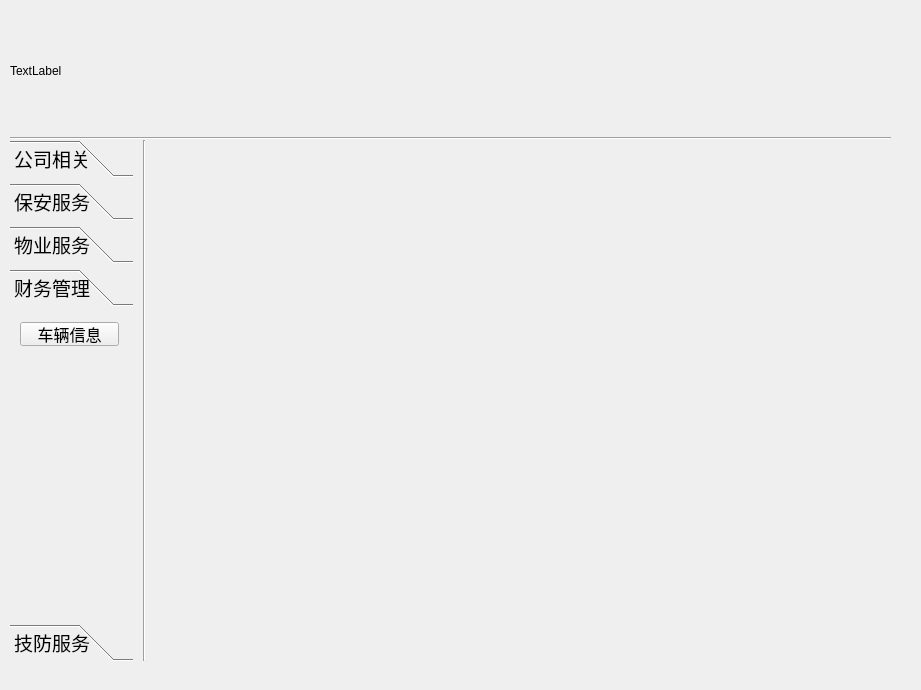
yao901213/GuardCoop, file Main.ui: the form before one commit.
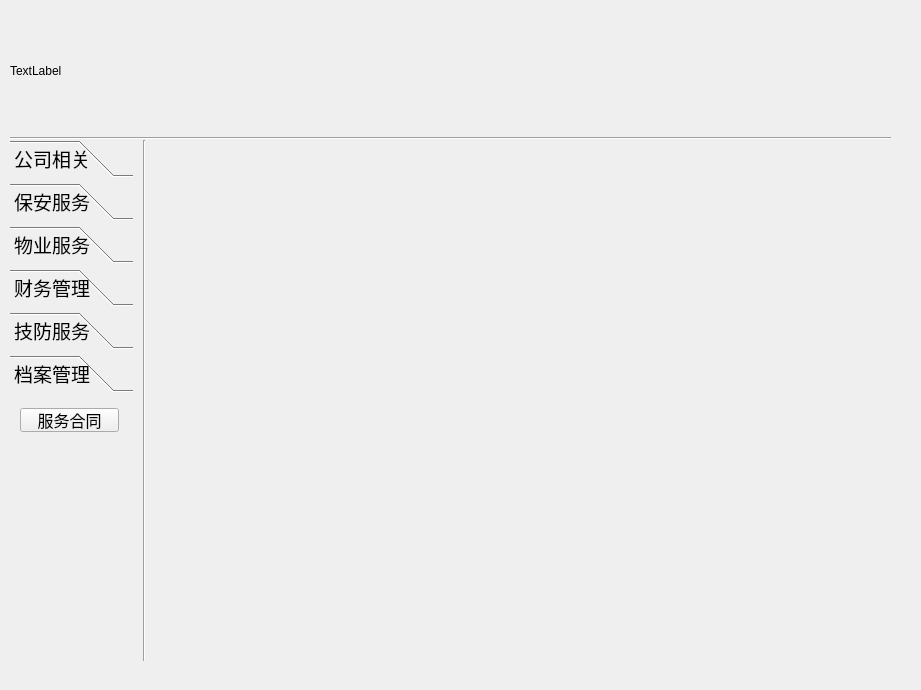
The form after the commit.

Commit message: 合同功能

What changed in the file:
```diff
--- a/Main.ui
+++ b/Main.ui
@@ -55,7 +55,7 @@
          <string notr="true">border-color: rgb(241, 255, 235);</string>
         </property>
         <property name="currentIndex">
-         <number>3</number>
+         <number>5</number>
         </property>
         <widget class="QWidget" name="page_2">
          <property name="geometry">
@@ -308,8 +308,8 @@
           <rect>
            <x>0</x>
            <y>0</y>
-           <width>122</width>
-           <height>352</height>
+           <width>98</width>
+           <height>28</height>
           </rect>
          </property>
          <attribute name="label">
@@ -348,6 +348,38 @@
           <string>技防服务</string>
          </attribute>
         </widget>
+        <widget class="QWidget" name="page_8">
+         <property name="geometry">
+          <rect>
+           <x>0</x>
+           <y>0</y>
+           <width>122</width>
+           <height>319</height>
+          </rect>
+         </property>
+         <attribute name="label">
+          <string>档案管理</string>
+         </attribute>
+         <widget class="QPushButton" name="pushButtonContractService">
+          <property name="geometry">
+           <rect>
+            <x>10</x>
+            <y>10</y>
+            <width>99</width>
+            <height>24</height>
+           </rect>
+          </property>
+          <property name="font">
+           <font>
+            <family>黑体</family>
+            <pointsize>12</pointsize>
+           </font>
+          </property>
+          <property name="text">
+           <string>服务合同</string>
+          </property>
+         </widget>
+        </widget>
        </widget>
       </item>
       <item>
```
Left out of the diff: 16 changed lines with no effect on the pictures. The commit also changes 14 other files.
